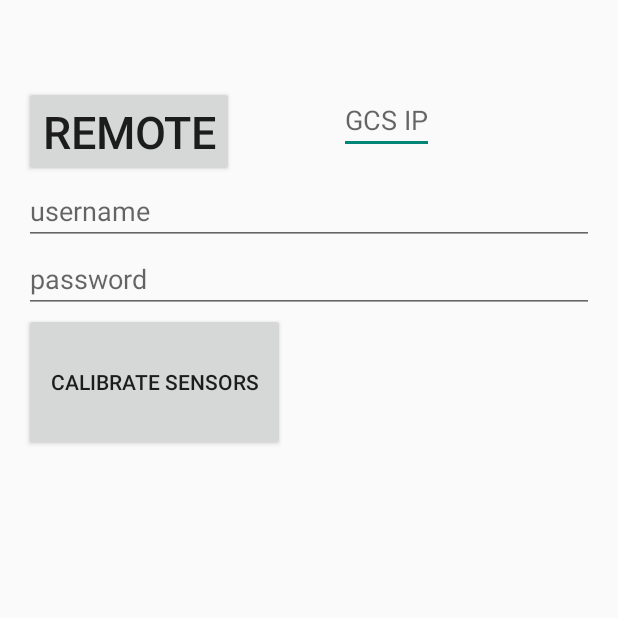
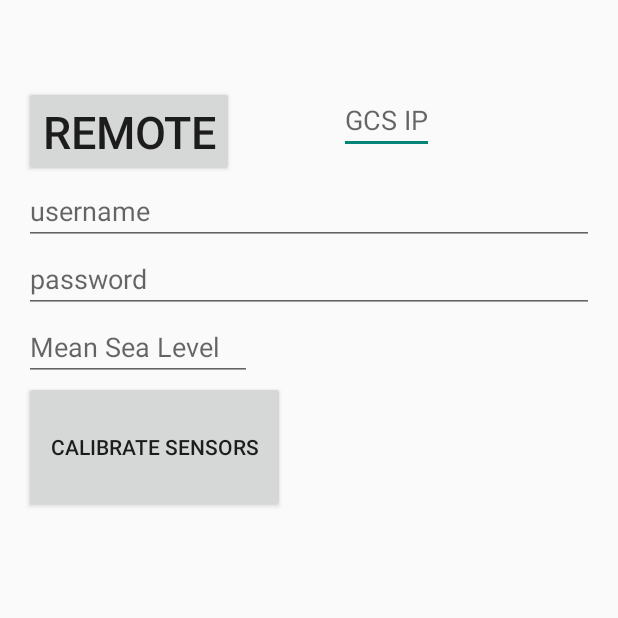
Before and after one commit to oneTimePad/ImagingServer, an Android app: the screen it shows after launch (MainActivity), on a phone screen of 412 x 824 dp, the top half of it. Run offline under Robolectric (Android 15) with nearby library versions, the phone set to English and light mode, and no system bars; libraries missing offline, so code that uses them is left out: com.o3dr.android, com.o3dr.services.

Commit message:
added msl setting

```diff
--- a/CameraTrigger/app/src/main/java/com/o3dr/hellodrone/MainActivity.java
+++ b/CameraTrigger/app/src/main/java/com/o3dr/hellodrone/MainActivity.java
@@ -1142,6 +1142,8 @@ public class MainActivity extends ActionBarActivity {
         if(mSensor!=null) {
             mSensor.calibrateAltitude();
             mSensor.calibrateRollPitch();
+            EditText msl = (EditText)findViewById(R.id.msl);
+            mSensor.setMSL(Float.parseFloat(msl.getText().toString()));
             alertUser("Sensors Callibrated");
         }
         else{
--- a/CameraTrigger/app/src/main/res/layout/activity_main.xml
+++ b/CameraTrigger/app/src/main/res/layout/activity_main.xml
@@ -71,6 +71,12 @@
         android:id="@+id/password"
         android:hint="password" />
 
+    <EditText
+        android:layout_width="152dp"
+        android:layout_height="wrap_content"
+        android:id="@+id/msl"
+        android:hint="Mean Sea Level" />
+
     <Button
         android:layout_width="174dp"
         android:layout_height="wrap_content"
```
